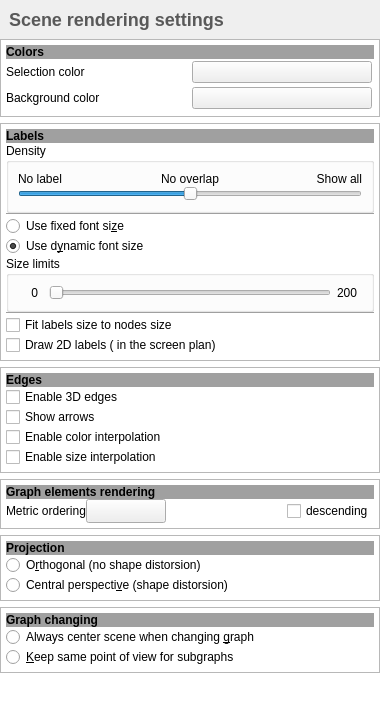
The window that library/tulip-gui/designer/SceneConfigWidget.ui (Tulip-Dev/tulip) describes before a commit, drawn with Qt 5.
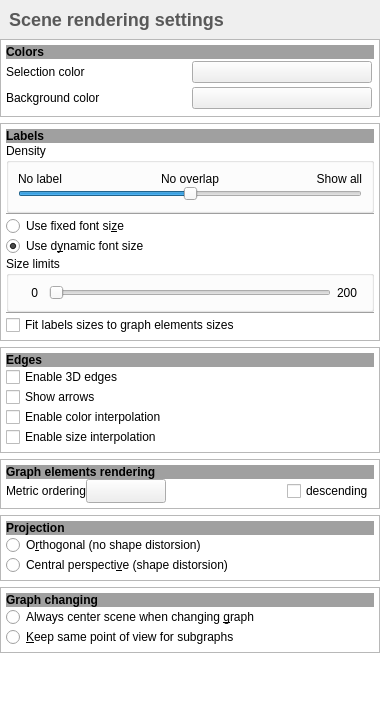
The same window after the commit. Icons and pictures are not drawn. Custom widgets are drawn as their Qt base class.

Commit message: small changes to the scene config widget : remove the 'Draw 2D labels' checkbox as labels are now always drawn in screen space + desactivate some options when the 'Fit labels sizes to graph elements sizes' is activated

```diff
--- a/library/tulip-gui/designer/SceneConfigWidget.ui
+++ b/library/tulip-gui/designer/SceneConfigWidget.ui
@@ -159,8 +159,8 @@
        <rect>
         <x>0</x>
         <y>0</y>
-        <width>367</width>
-        <height>734</height>
+        <width>380</width>
+        <height>628</height>
        </rect>
       </property>
       <property name="sizePolicy">
@@ -508,17 +508,7 @@
           <item>
            <widget class="QCheckBox" name="labelsFitCheck">
             <property name="text">
-             <string>Fit labels size to nodes size</string>
-            </property>
-           </widget>
-          </item>
-          <item>
-           <widget class="QCheckBox" name="labelsBillboardedCheck">
-            <property name="toolTip">
-             <string>If checked the labels are always&lt;br/&gt;drawn horizontally in the screen plan.</string>
-            </property>
-            <property name="text">
-             <string>Draw 2D labels ( in the screen plan)</string>
+             <string>Fit labels sizes to graph elements sizes</string>
             </property>
            </widget>
           </item>
```
Left out of the diff: 3 changed lines with no effect on the pictures. The commit also changes 2 other files.
